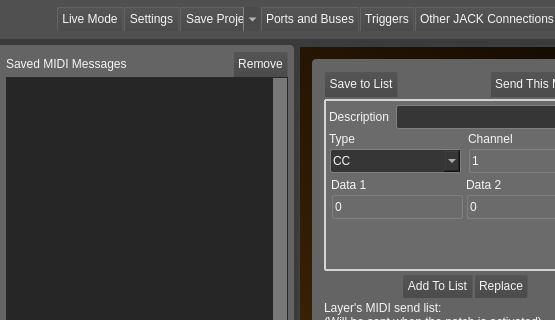
Old version of the form src/mainwindow.ui in the repository noedigcode/konfyt; both pictures show x 0 to 555 and y 0 to 320 of the 1148 by 709 pixel window.
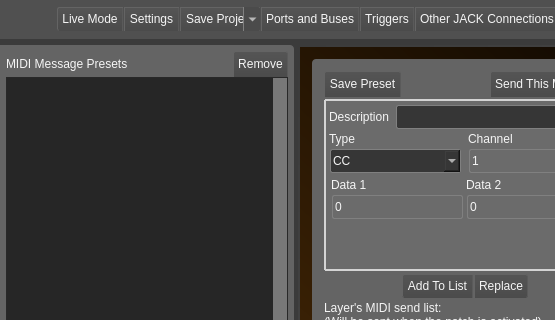
New version of the form. The open tabs and pages were chosen to show the change. Icons and pictures are not drawn. Custom widgets are drawn as their Qt base class.

Commit message: Save and load MIDI map presets; Show presets in menu with remove buttons; Add "preset" to MIDI Send Message terminology.

Diff of the .ui file:
```diff
--- a/src/mainwindow.ui
+++ b/src/mainwindow.ui
@@ -1903,7 +1903,7 @@
               <item>
                <widget class="QLabel" name="label_33">
                 <property name="text">
-                 <string>Saved MIDI Messages</string>
+                 <string>MIDI Message Presets</string>
                 </property>
                </widget>
               </item>
@@ -6799,7 +6799,7 @@
 border-bottom-right-radius: 0;</string>
                            </property>
                            <property name="text">
-                            <string>Save to List</string>
+                            <string>Save Preset</string>
                            </property>
                            <property name="icon">
                             <iconset resource="../images.qrc">
```
Left out of the diff: 2 changed lines with no effect on the pictures. The commit also changes 5 other files.
